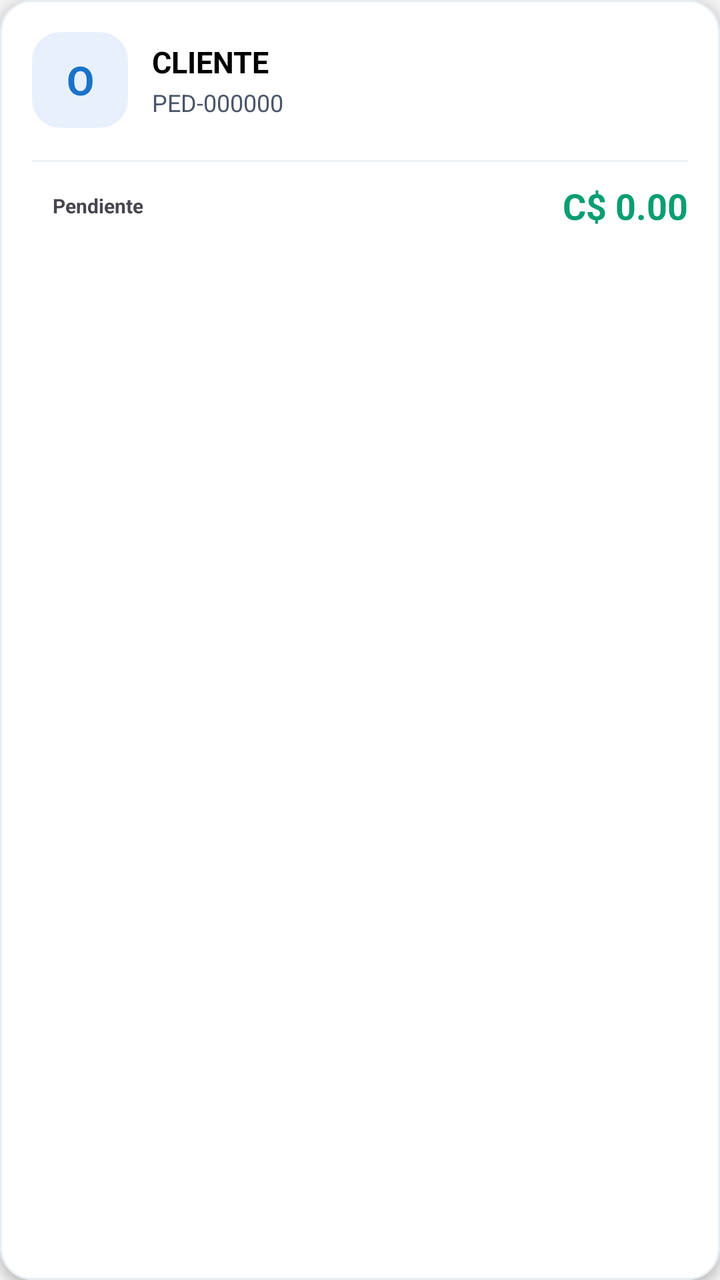
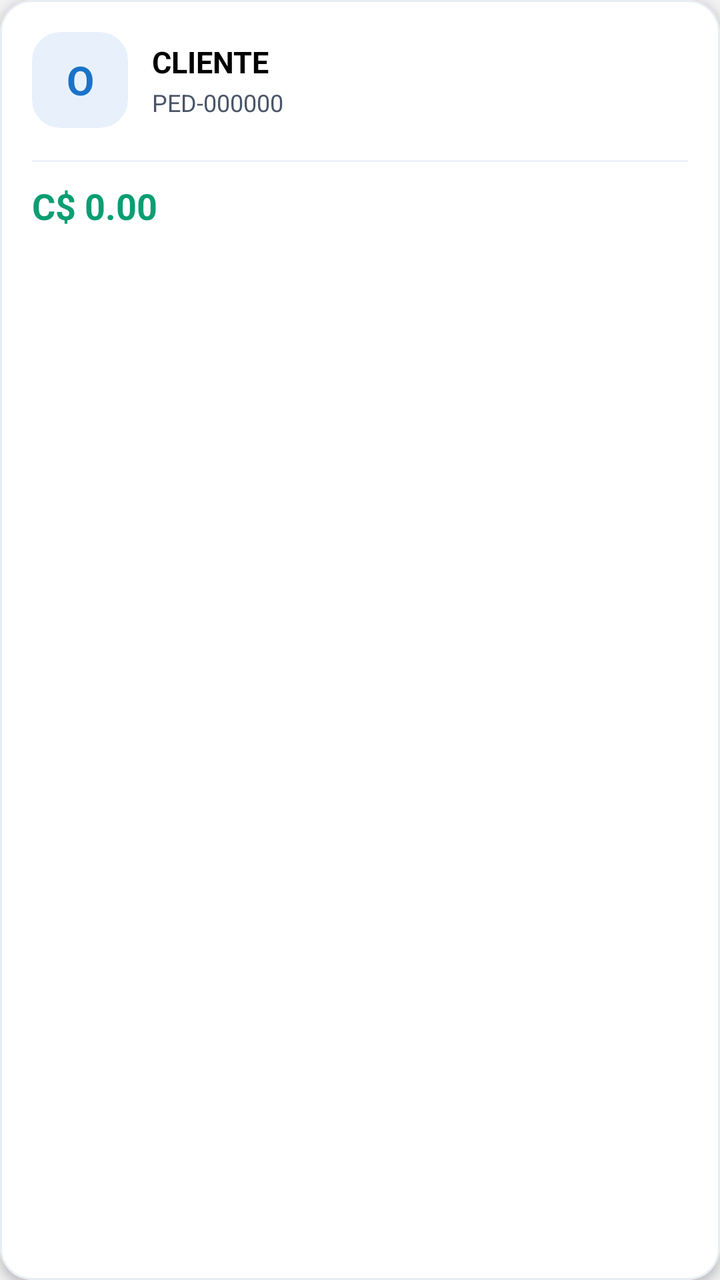

Compare the two renders of this Android layout. The source of the first and the diff that turns it into the second are given below.
<!-- AndroidManifest.xml: application theme Theme.GMV -->
<!-- res/layout/item_orden_cliente.xml -->
<?xml version="1.0" encoding="utf-8"?>
<com.google.android.material.card.MaterialCardView xmlns:android="http://schemas.android.com/apk/res/android"
    xmlns:app="http://schemas.android.com/apk/res-auto"
    android:id="@+id/cardOrden"
    android:layout_width="match_parent"
    android:layout_height="wrap_content"
    android:layout_marginTop="10dp"
    android:foreground="?attr/selectableItemBackground"
    app:cardBackgroundColor="@color/card_background"
    app:cardCornerRadius="16dp"
    app:cardElevation="3dp"
    app:strokeColor="@color/card_stroke_new"
    app:strokeWidth="1dp">

    <LinearLayout
        android:layout_width="match_parent"
        android:layout_height="wrap_content"
        android:orientation="vertical">

        <LinearLayout
            android:layout_width="match_parent"
            android:layout_height="wrap_content"
            android:gravity="center_vertical"
            android:orientation="horizontal"
            android:padding="16dp">

            <com.google.android.material.card.MaterialCardView
                android:layout_width="48dp"
                android:layout_height="48dp"
                app:cardCornerRadius="14dp"
                app:cardBackgroundColor="@color/brand_primary_light"
                app:cardElevation="0dp"
                app:strokeWidth="0dp">

                <TextView
                    android:id="@+id/tvClientInitial"
                    android:layout_width="match_parent"
                    android:layout_height="match_parent"
                    android:gravity="center"
                    android:text="O"
                    android:textColor="@color/brand_primary"
                    android:textSize="20sp"
                    android:textStyle="bold" />
            </com.google.android.material.card.MaterialCardView>

            <LinearLayout
                android:layout_width="0dp"
                android:layout_height="wrap_content"
                android:layout_weight="1"
                android:layout_marginStart="12dp"
                android:orientation="vertical">

                <TextView
                    android:id="@+id/tvClientName"
                    android:layout_width="wrap_content"
                    android:layout_height="wrap_content"
                    android:text="CLIENTE"
                    android:textColor="@color/text_primary"
                    android:textSize="15sp"
                    android:textStyle="bold"
                    android:maxLines="2"
                    android:ellipsize="end" />

                <TextView
                    android:id="@+id/tvOrderNumber"
                    android:layout_width="wrap_content"
                    android:layout_height="wrap_content"
                    android:layout_marginTop="2dp"
                    android:text="PED-000000"
                    android:textColor="@color/text_secondary_new"
                    android:textSize="12sp" />
            </LinearLayout>

        </LinearLayout>

        <View
            android:layout_width="match_parent"
            android:layout_height="1dp"
            android:background="@color/divider_color"
            android:layout_marginStart="16dp"
            android:layout_marginEnd="16dp" />

        <LinearLayout
            android:layout_width="match_parent"
            android:layout_height="44dp"
            android:gravity="center_vertical"
            android:orientation="horizontal"
            android:paddingHorizontal="16dp">

            <TextView
                android:id="@+id/tvEstado"
                android:layout_width="wrap_content"
                android:layout_height="26dp"
                android:gravity="center"
                android:paddingHorizontal="10dp"
                android:text="Pendiente"
                android:textSize="10sp"
                android:textStyle="bold" />

            <View android:layout_width="0dp" android:layout_height="1dp" android:layout_weight="1" />

            <TextView
                android:id="@+id/tvMonto"
                android:layout_width="wrap_content"
                android:layout_height="wrap_content"
                android:text="C$ 0.00"
                android:textColor="@color/amount_positive"
                android:textSize="18sp"
                android:textStyle="bold" />

            <ImageView
                android:id="@+id/ivDelete"
                android:layout_width="28dp"
                android:layout_height="28dp"
                android:layout_marginStart="8dp"
                android:src="@drawable/ic_trash"
                android:scaleType="centerInside"
                android:visibility="gone"
                android:clickable="true"
                android:focusable="true"
                android:contentDescription="Eliminar" />

        </LinearLayout>

    </LinearLayout>
</com.google.android.material.card.MaterialCardView>
<!-- resources referenced by this layout -->
<resources>
  <color name="amount_positive">#0A9E72</color>
  <color name="brand_primary">#1A73C8</color>
  <color name="brand_primary_light">#E8F1FB</color>
  <color name="card_background">#FFFFFF</color>
  <color name="card_stroke_new">#E8EDF3</color>
  <color name="divider_color">#EEF2F7</color>
  <color name="text_primary">#000000</color>
  <color name="text_secondary_new">#4A5568</color>
  <style name="Theme.GMV" parent="Base.Theme.GMV" />
  <color name="primary">#337AB7</color>
  <color name="on_primary">#FFFFFF</color>
  <color name="primary_container">#D6E4F0</color>
  <color name="on_primary_container">#1A3A5C</color>
  <color name="secondary">#3A539B</color>
  <color name="on_secondary">#FFFFFF</color>
  <color name="secondary_container">#D6DCE8</color>
  <color name="on_secondary_container">#1C2A5C</color>
  <color name="tertiary">#7E57C2</color>
  <color name="on_tertiary">#FFFFFF</color>
  <color name="tertiary_container">#EDE7F6</color>
  <color name="on_tertiary_container">#311B92</color>
  <color name="error">#EF5350</color>
  <color name="on_error">#FFFFFF</color>
  <color name="error_container">#FFEBEE</color>
  <color name="on_error_container">#B71C1C</color>
  <color name="background">#F2F2F2</color>
  <color name="on_background">#000000</color>
  <color name="surface">#E7E7E7</color>
  <color name="on_surface">#000000</color>
  <color name="surface_variant">#D4D4D4</color>
  <color name="on_surface_variant">#535353</color>
  <color name="outline">#B0BEC5</color>
  <color name="outline_variant">#CFD8DC</color>
  <style name="TextAppearance.M3.DisplayMedium">
          <item name="android:textSize">45sp</item>
          <item name="android:letterSpacing">0</item>
          <item name="android:lineHeight">52sp</item>
          <item name="android:fontFamily">sans-serif</item>
      </style>
  <style name="TextAppearance.M3.DisplaySmall">
          <item name="android:textSize">36sp</item>
          <item name="android:letterSpacing">0</item>
          <item name="android:lineHeight">44sp</item>
          <item name="android:fontFamily">sans-serif</item>
      </style>
  <style name="TextAppearance.M3.HeadlineLarge">
          <item name="android:textSize">32sp</item>
          <item name="android:letterSpacing">0</item>
          <item name="android:lineHeight">40sp</item>
          <item name="android:fontFamily">sans-serif</item>
      </style>
  <style name="TextAppearance.M3.HeadlineSmall">
          <item name="android:textSize">24sp</item>
          <item name="android:letterSpacing">0</item>
          <item name="android:lineHeight">32sp</item>
          <item name="android:fontFamily">sans-serif</item>
      </style>
  <style name="TextAppearance.M3.TitleLarge">
          <item name="android:textSize">22sp</item>
          <item name="android:letterSpacing">0</item>
          <item name="android:lineHeight">28sp</item>
          <item name="android:fontFamily">sans-serif</item>
      </style>
  <style name="TextAppearance.M3.BodyLarge">
          <item name="android:textSize">16sp</item>
          <item name="android:letterSpacing">0.5</item>
          <item name="android:lineHeight">24sp</item>
          <item name="android:fontFamily">sans-serif</item>
      </style>
  <style name="TextAppearance.M3.BodyMedium">
          <item name="android:textSize">14sp</item>
          <item name="android:letterSpacing">0.25</item>
          <item name="android:lineHeight">20sp</item>
          <item name="android:fontFamily">sans-serif</item>
      </style>
  <style name="TextAppearance.M3.BodySmall">
          <item name="android:textSize">12sp</item>
          <item name="android:letterSpacing">0.4</item>
          <item name="android:lineHeight">16sp</item>
          <item name="android:fontFamily">sans-serif</item>
      </style>
  <color name="colorUmkPrimaryDark">#003044</color>
  <!-- unchanged entries left out for length: 9 -->
</resources>

<!-- the commit's change to res/layout/item_orden_cliente.xml (unified diff, before → after) -->
@@ -88,18 +88,6 @@
             android:paddingHorizontal="16dp">
 
             <TextView
-                android:id="@+id/tvEstado"
-                android:layout_width="wrap_content"
-                android:layout_height="26dp"
-                android:gravity="center"
-                android:paddingHorizontal="10dp"
-                android:text="Pendiente"
-                android:textSize="10sp"
-                android:textStyle="bold" />
-
-            <View android:layout_width="0dp" android:layout_height="1dp" android:layout_weight="1" />
-
-            <TextView
                 android:id="@+id/tvMonto"
                 android:layout_width="wrap_content"
                 android:layout_height="wrap_content"
@@ -108,11 +96,12 @@
                 android:textSize="18sp"
                 android:textStyle="bold" />
 
+            <View android:layout_width="0dp" android:layout_height="1dp" android:layout_weight="1" />
+
             <ImageView
                 android:id="@+id/ivDelete"
                 android:layout_width="28dp"
                 android:layout_height="28dp"
-                android:layout_marginStart="8dp"
                 android:src="@drawable/ic_trash"
                 android:scaleType="centerInside"
                 android:visibility="gone"
